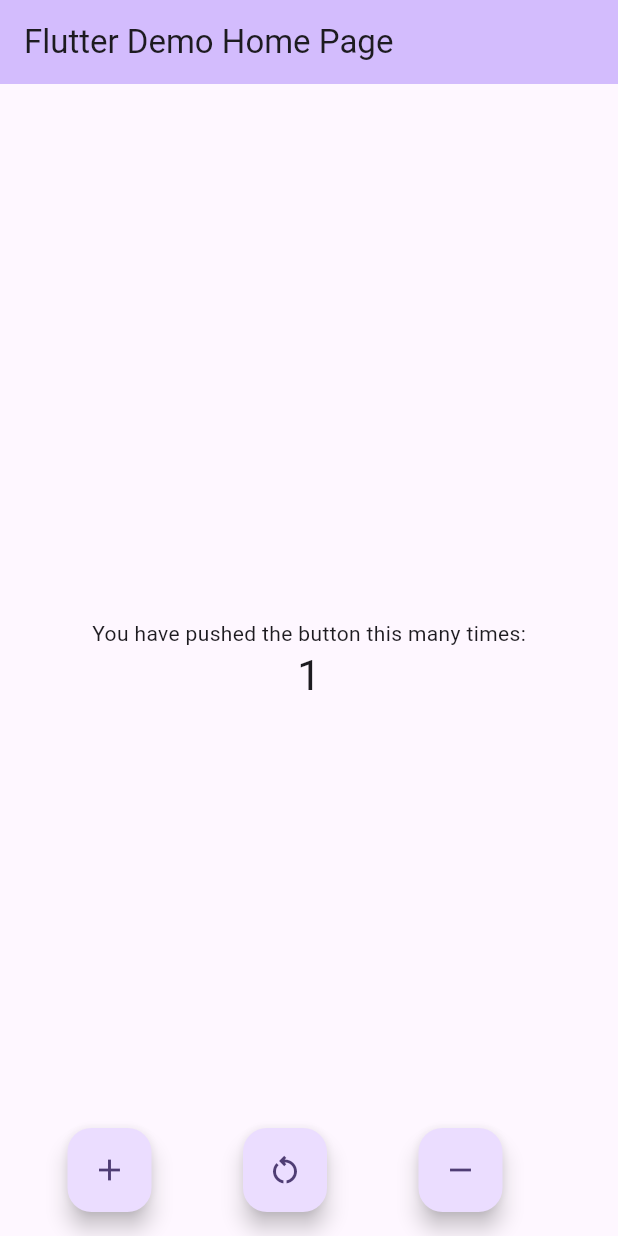
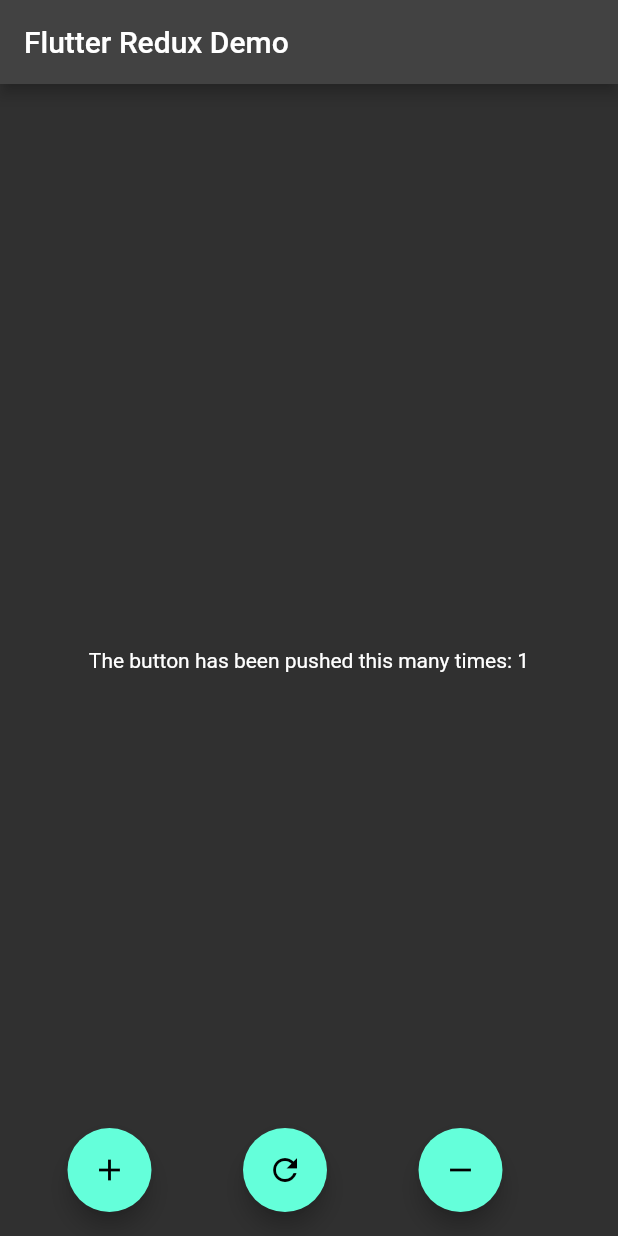
Before and after one commit to YazhMalar/state_management, a Flutter app: the screen it shows after launch, after a tap on the "add" icon, on a phone screen of 412 x 824 dp. Run offline on Flutter 3.47's test engine with Material 2 defaults, Android fonts, the phone set to English and light mode, and no system bars; our stand-ins replace flutter_redux, redux.

Commit message:
redux on counter app

```diff
--- /dev/null
+++ b/lib/actions.dart
@@ -0,0 +1,20 @@
+// enum Actions {
+//   Increment,
+//   Decrement,
+//   Reset,
+// }
+
+class IncrementAction {
+  int count;
+  IncrementAction(this.count);
+}
+
+class DecrementAction {
+  int count;
+  DecrementAction(this.count);
+}
+
+class ResetAction {
+  int count;
+  ResetAction(this.count);
+}
--- a/lib/main.dart
+++ b/lib/main.dart
@@ -1,89 +1,93 @@
 import 'package:flutter/material.dart';
+import 'package:flutter_redux/flutter_redux.dart';
+import 'package:redux/redux.dart';
 import 'package:state_management/counter_bloc.dart';
+import 'actions.dart';
+import 'states.dart' as appStore;
 
 void main() {
-  runApp(const MyApp());
+  final store = appStore.createStore();
+
+  runApp(FlutterReduxApp(
+    title: 'Flutter Redux Demo',
+    store: store,
+  ));
 }
 
-class MyApp extends StatelessWidget {
-  const MyApp({super.key});
-  @override
-  Widget build(BuildContext context) {
-    return MaterialApp(
-      title: 'Flutter Demo',
-      theme: ThemeData(
-        colorScheme: ColorScheme.fromSeed(seedColor: Colors.deepPurple),
-        useMaterial3: true,
-      ),
-      home: const MyHomePage(title: 'Flutter Demo Home Page'),
-    );
-  }
-}
-
-class MyHomePage extends StatefulWidget {
-  const MyHomePage({super.key, required this.title});
+class FlutterReduxApp extends StatelessWidget {
+  final Store<int> store;
   final String title;
 
-  @override
-  State<MyHomePage> createState() => _MyHomePageState();
-}
-
-class _MyHomePageState extends State<MyHomePage> {
-  final counterBloc = CounterBloc();
-  @override
-  void dispose() {
-    counterBloc.dispose();
-    super.dispose();
-  }
+  FlutterReduxApp({
+    required this.store,
+    required this.title,
+  });
 
   @override
   Widget build(BuildContext context) {
-    return Scaffold(
+    return StoreProvider<int>(
+      store: store,
+      child: MaterialApp(
+        theme: ThemeData.dark(),
+        title: title,
+        home: Scaffold(
           appBar: AppBar(
-        backgroundColor: Theme.of(context).colorScheme.inversePrimary,
-        title: Text(widget.title),
+            title: Text(title),
           ),
           body: Center(
-        child: Column(
-          mainAxisAlignment: MainAxisAlignment.center,
-          children: <Widget>[
-            const Text(
-              'You have pushed the button this many times:',
+            child: StoreConnector<int, String>(
+              converter: (store) => store.state.toString(),
+              builder: (context, count) {
+                return Center(
+                  child: Text(
+                    'The button has been pushed this many times: $count',
                   ),
-            StreamBuilder(
-                stream: counterBloc.counterStream,
-                initialData: 0,
-                builder: (context, snapshot) {
-                  return Text(
-                    '${snapshot.data}',
-                    style: Theme.of(context).textTheme.headlineMedium,
                 );
-                }),
-          ],
+              },
             ),
           ),
           floatingActionButton: Row(
             mainAxisAlignment: MainAxisAlignment.spaceEvenly,
             children: [
-          FloatingActionButton(
-            onPressed: () {
-              counterBloc.eventSink.add(CounterAction.Increament);
+              StoreConnector<int, VoidCallback>(
+                converter: (store) {
+                  return () => store.dispatch(IncrementAction(counter));
                 },
-            child: const Icon(Icons.add),
+                builder: (context, callback) {
+                  return FloatingActionButton(
+                    onPressed: callback,
+                    tooltip: 'Increment',
+                    child: Icon(Icons.add),
+                  );
+                },
               ),
-          FloatingActionButton(
-            onPressed: () {
-              counterBloc.eventSink.add(CounterAction.Reset);
+              StoreConnector<int, VoidCallback>(
+                converter: (store) {
+                  return () => store.dispatch(ResetAction(counter));
                 },
-            child: const Icon(Icons.restart_alt_outlined),
+                builder: (context, callback) {
+                  return FloatingActionButton(
+                    onPressed: callback,
+                    tooltip: 'Increment',
+                    child: Icon(Icons.refresh),
+                  );
+                },
               ),
-          FloatingActionButton(
-            onPressed: () {
-              counterBloc.eventSink.add(CounterAction.Decreament);
+              StoreConnector<int, VoidCallback>(
+                converter: (store) {
+                  return () => store.dispatch(DecrementAction(counter));
                 },
+                builder: (context, callback) {
+                  return FloatingActionButton(
+                    onPressed: callback,
+                    tooltip: 'Increment',
                     child: Icon(Icons.remove),
+                  );
+                },
               ),
             ],
+          ),
+        ),
       ),
     );
   }
--- /dev/null
+++ b/lib/reducers.dart
@@ -0,0 +1,12 @@
+import 'actions.dart';
+
+int counterReducer(int state, dynamic action) {
+  if (action is IncrementAction) {
+    return state + 1;
+  } else if (action is DecrementAction) {
+    return state - 1;
+  } else if (action is ResetAction) {
+    return state = 0;
+  }
+  return state;
+}
--- /dev/null
+++ b/lib/states.dart
@@ -0,0 +1,7 @@
+import 'package:redux/redux.dart';
+import 'reducers.dart';
+
+Store<int> createStore() {
+  final store = Store<int>(counterReducer, initialState: 0);
+  return store;
+}
--- a/pubspec.yaml
+++ b/pubspec.yaml
@@ -35,6 +35,7 @@ dependencies:
   # The following adds the Cupertino Icons font to your application.
   # Use with the CupertinoIcons class for iOS style icons.
   cupertino_icons: ^1.0.2
+  flutter_redux: ^0.10.0
 
 dev_dependencies:
   flutter_test:
```
Also changed, not shown: pubspec.lock, 1 other file. Lines whose indentation alone changed are shown as unchanged.
